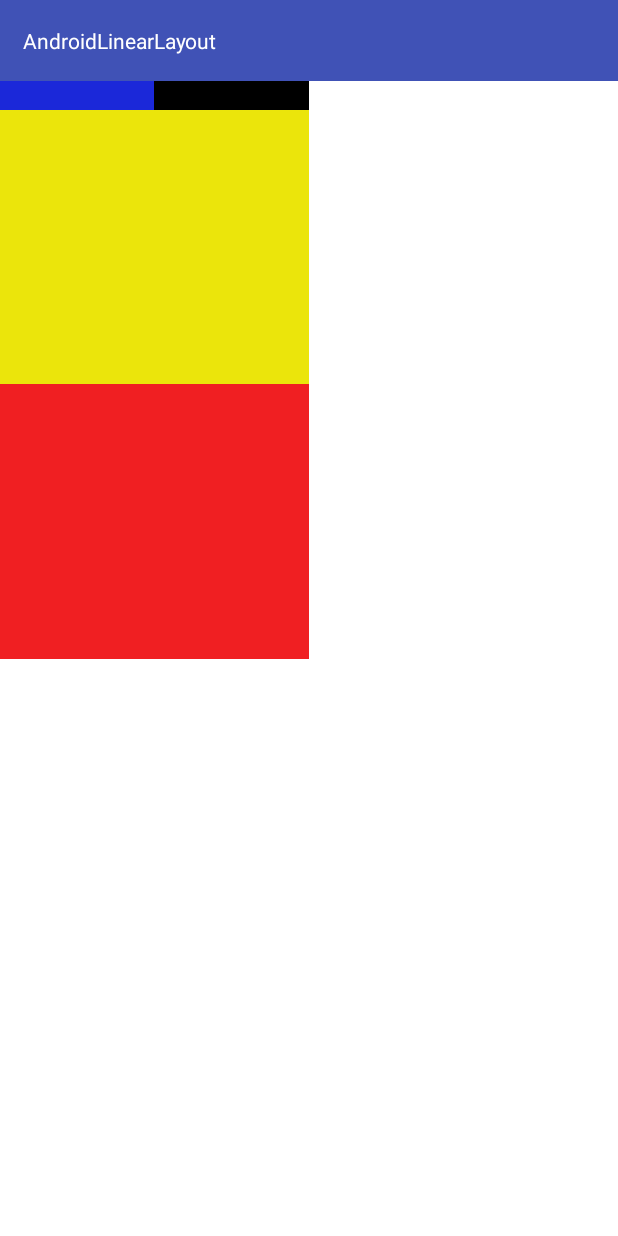
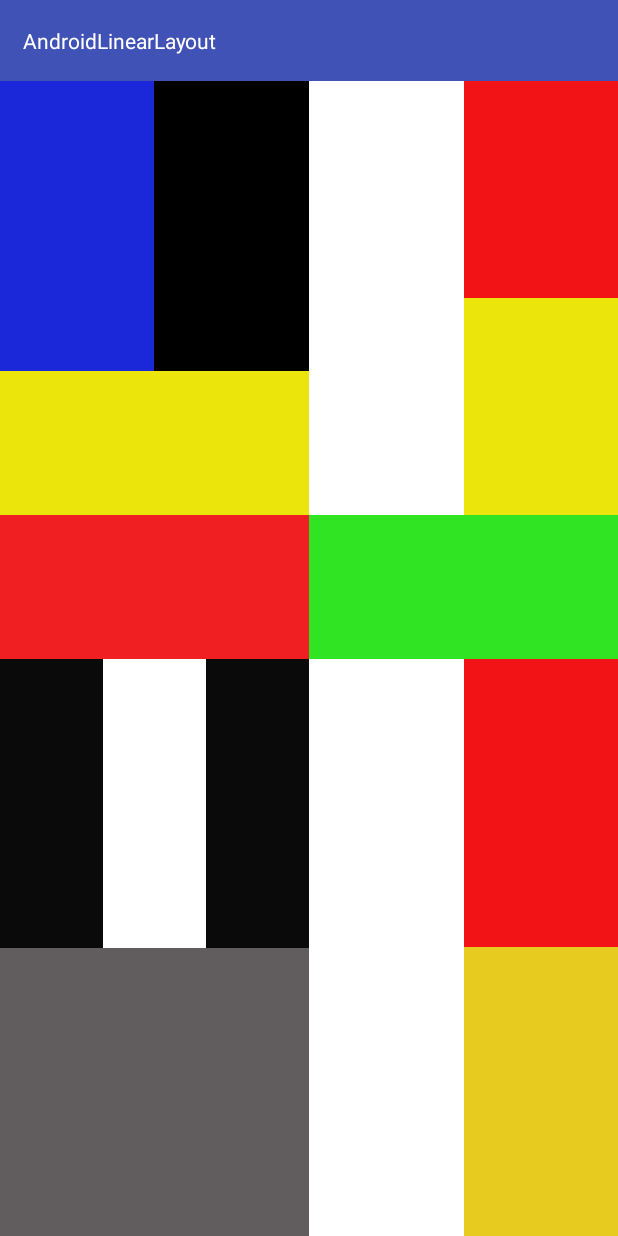
Before and after one commit to linlumio/Ex2G7, an Android app: the layout linear_layout.xml on its own in the app's theme, with its tools: preview values and no code run, on a phone screen of 412 x 824 dp. Run offline under Robolectric (Android 15) with nearby library versions, the phone set to English and light mode, and no system bars.

```diff
--- a/app/src/main/res/layout/linear_layout.xml
+++ b/app/src/main/res/layout/linear_layout.xml
@@ -17,89 +17,207 @@
     <LinearLayout
         android:layout_width="match_parent"
         android:layout_height="match_parent"
-        android:orientation="horizontal">
+        android:orientation="vertical">
 
         <LinearLayout
-            android:id="@+id/SX"
             android:layout_width="match_parent"
             android:layout_height="match_parent"
             android:layout_weight="1"
             android:orientation="vertical">
 
             <LinearLayout
-                android:id="@+id/SXUP"
-                android:layout_weight="1"
+                android:id="@+id/UP"
                 android:layout_width="match_parent"
                 android:layout_height="match_parent"
+                android:layout_weight="2"
+                android:orientation="horizontal">
+
+                <LinearLayout
+                    android:id="@+id/UPSX"
+                    android:layout_width="match_parent"
+                    android:layout_height="match_parent"
+                    android:layout_weight="1"
+                    android:orientation="vertical">
+
+                    <LinearLayout
+                        android:id="@+id/UPUP"
+                        android:layout_width="match_parent"
+                        android:layout_height="match_parent"
+                        android:layout_weight="1"
+                        android:orientation="horizontal">
+
+                        <TextView
+                            android:id="@+id/textView9"
+                            android:layout_width="wrap_content"
+                            android:layout_height="match_parent"
+                            android:layout_weight="1"
+                            android:background="#1B28D9" />
+
+                        <TextView
+                            android:id="@+id/textView8"
+                            android:layout_width="wrap_content"
+                            android:layout_height="match_parent"
+                            android:layout_weight="1"
+                            android:background="#000000" />
+                    </LinearLayout>
+
+                    <LinearLayout
+                        android:id="@+id/UPDW"
+                        android:layout_width="match_parent"
+                        android:layout_height="match_parent"
+                        android:layout_weight="2"
+                        android:background="#EBE50B"
+                        android:orientation="horizontal"></LinearLayout>
+                </LinearLayout>
+
+                <LinearLayout
+                    android:id="@+id/UPDX"
+                    android:layout_width="match_parent"
+                    android:layout_height="match_parent"
+                    android:layout_weight="1"
+                    android:orientation="horizontal">
+
+                    <LinearLayout
+                        android:id="@+id/UPDXSX"
+                        android:layout_width="match_parent"
+                        android:layout_height="match_parent"
+                        android:layout_weight="1"
+                        android:orientation="vertical"></LinearLayout>
+
+                    <LinearLayout
+                        android:id="@+id/UPDXDX"
+                        android:layout_width="match_parent"
+                        android:layout_height="match_parent"
+                        android:layout_weight="1"
+                        android:orientation="vertical">
+
+                        <TextView
+                            android:id="@+id/Red1"
+                            android:layout_width="match_parent"
+                            android:layout_height="wrap_content"
+                            android:layout_weight="1"
+                            android:background="#F21316" />
+
+                        <TextView
+                            android:id="@+id/Y1"
+                            android:layout_width="match_parent"
+                            android:layout_height="wrap_content"
+                            android:layout_weight="1"
+                            android:background="#EBE50B" />
+                    </LinearLayout>
+                </LinearLayout>
+            </LinearLayout>
+
+            <LinearLayout
+                android:id="@+id/Center"
+                android:layout_width="match_parent"
+                android:layout_height="match_parent"
+                android:layout_weight="6"
+                android:orientation="horizontal">
+
+                <TextView
+                    android:id="@+id/R2"
+                    android:layout_width="wrap_content"
+                    android:layout_height="match_parent"
+                    android:layout_weight="1"
+                    android:background="#F01F22" />
+
+                <TextView
+                    android:id="@+id/Green"
+                    android:layout_width="wrap_content"
+                    android:layout_height="match_parent"
+                    android:layout_weight="1"
+                    android:background="#30E423" />
+            </LinearLayout>
+
+        </LinearLayout>
+
+        <LinearLayout
+            android:id="@+id/DW"
+            android:layout_width="match_parent"
+            android:layout_height="match_parent"
+            android:layout_weight="1"
+            android:orientation="horizontal">
+
+            <LinearLayout
+                android:id="@+id/DWSX"
+                android:layout_width="match_parent"
+                android:layout_height="match_parent"
+                android:layout_weight="1"
                 android:orientation="vertical">
 
                 <LinearLayout
+                    android:id="@+id/DWSXUP"
                     android:layout_width="match_parent"
-                    android:layout_height="wrap_content"
+                    android:layout_height="match_parent"
+                    android:layout_weight="1"
                     android:orientation="horizontal">
 
+                    <TextView
+                        android:id="@+id/BLK2"
+                        android:layout_width="wrap_content"
+                        android:layout_height="match_parent"
+                        android:layout_weight="1"
+                        android:background="#0A0A0A" />
 
                     <TextView
-                        android:id="@+id/BLU1"
+                        android:id="@+id/WH2"
                         android:layout_width="wrap_content"
-                        android:layout_height="wrap_content"
-                        android:layout_weight="1"
-                        android:background="#1B28D9" />
+                        android:layout_height="match_parent"
+                        android:layout_weight="1" />
 
                     <TextView
-                        android:id="@+id/Black1"
+                        android:id="@+id/BLK3"
                         android:layout_width="wrap_content"
-                        android:layout_height="wrap_content"
+                        android:layout_height="match_parent"
                         android:layout_weight="1"
-                        android:background="#000000" />
+                        android:background="#0A0A0A" />
                 </LinearLayout>
 
-                <TextView
-                    android:id="@+id/YL1"
+                <LinearLayout
+                    android:id="@+id/DWSXDW"
                     android:layout_width="match_parent"
-                    android:layout_height="wrap_content"
+                    android:layout_height="match_parent"
                     android:layout_weight="1"
-                    android:background="#EBE50B" />
-
-                <TextView
-                    android:id="@+id/Red2"
-                    android:layout_width="match_parent"
-                    android:layout_height="wrap_content"
-                    android:layout_weight="1"
-                    android:background="#F01F22" />
-
+                    android:background="#615D5E"
+                    android:orientation="horizontal"></LinearLayout>
             </LinearLayout>
 
             <LinearLayout
-                android:id="@+id/SXDW"
-                android:layout_weight="1"
+                android:id="@+id/DWDX"
                 android:layout_width="match_parent"
                 android:layout_height="match_parent"
-                android:orientation="vertical">
+                android:layout_weight="1"
+                android:orientation="horizontal">
 
+                <LinearLayout
+                    android:layout_width="match_parent"
+                    android:layout_height="match_parent"
+                    android:layout_weight="1"
+                    android:orientation="vertical"></LinearLayout>
+
+                <LinearLayout
+                    android:id="@+id/DWDXDW"
+                    android:layout_width="match_parent"
+                    android:layout_height="match_parent"
+                    android:layout_weight="1"
+                    android:orientation="vertical">
+
+                    <TextView
+                        android:id="@+id/RED3"
+                        android:layout_width="match_parent"
+                        android:layout_height="wrap_content"
+                        android:layout_weight="1"
+                        android:background="#F21316" />
+
+                    <TextView
+                        android:id="@+id/Y3"
+                        android:layout_width="match_parent"
+                        android:layout_height="wrap_content"
+                        android:layout_weight="1"
+                        android:background="#E7CB1F" />
+                </LinearLayout>
             </LinearLayout>
-        </LinearLayout>
-
-        <LinearLayout
-            android:id="@+id/DX"
-            android:layout_width="match_parent"
-            android:layout_height="match_parent"
-            android:layout_weight="1"
-            android:orientation="vertical">
-
-            <LinearLayout
-                android:id="@+id/DXUP"
-                android:layout_weight="1"
-                android:layout_width="match_parent"
-                android:layout_height="match_parent"
-                android:orientation="vertical"></LinearLayout>
-
-            <LinearLayout
-                android:id="@+id/DXDW"
-                android:layout_weight="1"
-                android:layout_width="match_parent"
-                android:layout_height="match_parent"
-                android:orientation="vertical"></LinearLayout>
         </LinearLayout>
     </LinearLayout>
 </LinearLayout>
```
